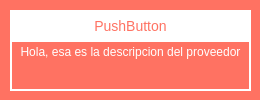
First picture: the form in tiendawidget.ui, repository barreto-exe/Delivender, before the edit.
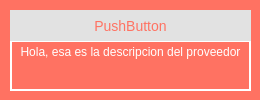
Second picture: the form after the edit.

Diff of the .ui file:
```diff
--- a/tiendawidget.ui
+++ b/tiendawidget.ui
@@ -68,12 +68,12 @@
    </property>
    <property name="styleSheet">
     <string notr="true">border: none;
-background-color: white;
+background-color: rgb(226, 226, 226);
 color: rgb(255, 114, 98);
 text-align: center;
 text-decoration: none;
 font-size:14px;
-font: 75 13pt &quot;Quicksand Medium&quot;;</string>
+font: 75 13pt &quot;Quicksand Bold&quot;;</string>
    </property>
    <property name="text">
     <string>PushButton</string>
```
Left out of the diff: 4 changed lines with no effect on the pictures.
